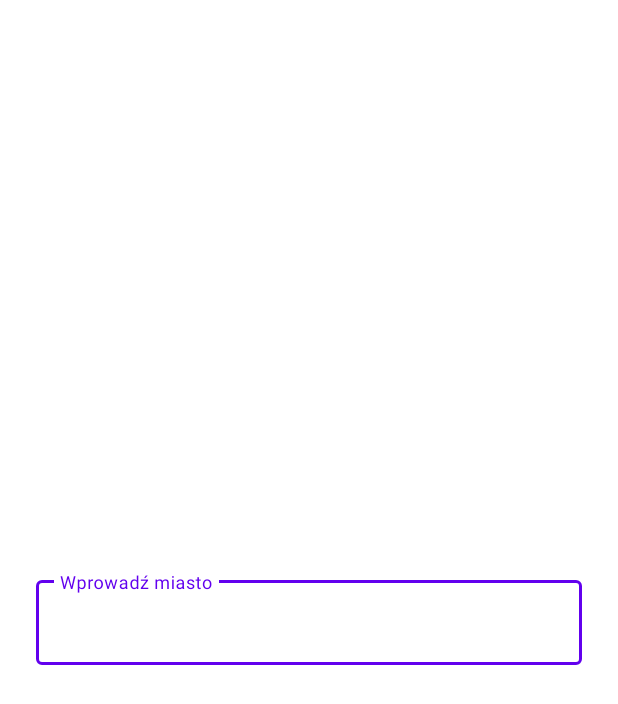
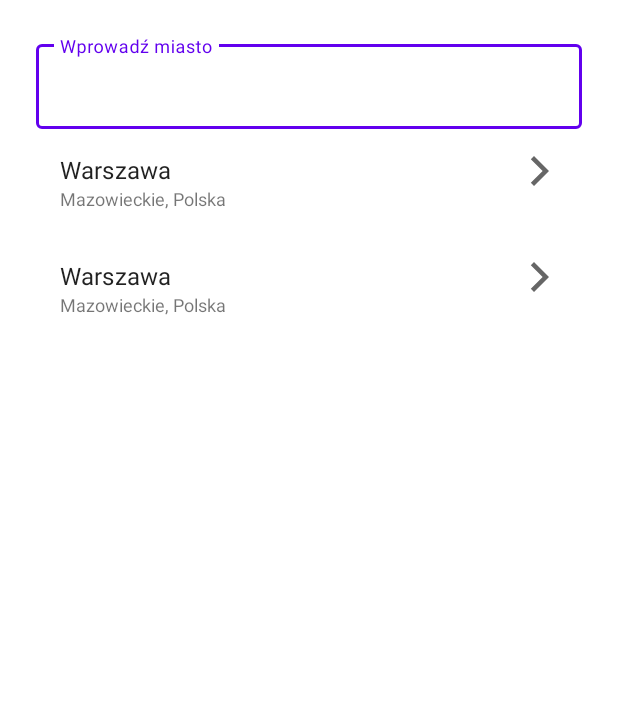
Before and after one commit to gregrdm/AccuKipWeatherMe, an Android app: the layout main_fragment.xml on its own in the app's theme, with its tools: preview values and no code run, on a phone screen of 412 x 824 dp. Shown: the top 704 px of the screen. Run offline under Robolectric (Android 15) with nearby library versions, the phone set to English and light mode, and no system bars.

Commit message:
Changed searchCities in AccuWeatherService.kt to Observable stream, Added RecyclerView components, Added util for Model binding.

```diff
--- a/app/src/main/java/com/gregrdm/accukipweatherme/api/AccuWeatherService.kt
+++ b/app/src/main/java/com/gregrdm/accukipweatherme/api/AccuWeatherService.kt
@@ -1,17 +1,17 @@
 package com.gregrdm.accukipweatherme.api
 
 import com.gregrdm.accukipweatherme.api.model.City
-import retrofit2.Call
+import io.reactivex.rxjava3.core.Observable
 import retrofit2.http.GET
 import retrofit2.http.Query
 
 interface AcuWeatherService {
 
     @GET("locations/v1/cities/search")
-    fun searchCities(@Query(QUERY_API_KEY) key: String = API_KEY, @Query(QUERY_INPUT) query: String?, @Query(QUERY_OFFSET) offset: Int): Call<List<City?>?>?
+    fun searchCities(@Query(QUERY_API_KEY) key: String = API_KEY, @Query(QUERY_INPUT) query: String?, @Query(QUERY_OFFSET) offset: Int): Observable<List<City>>
 
     companion object {
-        private const val API_KEY = "33dTNkeAwbvCFTaXzRmz8VP3F5rYBKkp"
+        private const val API_KEY = "yLjl6EXPAhO8uRV4tQdTDl6i3cyuYr5o" //"33dTNkeAwbvCFTaXzRmz8VP3F5rYBKkp"
         private const val QUERY_API_KEY = "apikey"
         private const val QUERY_INPUT = "q"
         private const val QUERY_OFFSET = "offset"
--- a/app/src/main/java/com/gregrdm/accukipweatherme/api/ServiceBuilder.kt
+++ b/app/src/main/java/com/gregrdm/accukipweatherme/api/ServiceBuilder.kt
@@ -2,6 +2,7 @@ package com.gregrdm.accukipweatherme.api
 
 import okhttp3.OkHttpClient
 import retrofit2.Retrofit
+import retrofit2.adapter.rxjava3.RxJava3CallAdapterFactory
 import retrofit2.converter.gson.GsonConverterFactory
 import java.util.concurrent.TimeUnit
 
@@ -18,6 +19,7 @@ object ServiceBuilder {
     private val retrofitBuilder = Retrofit.Builder()
         .baseUrl(URL)
         .addConverterFactory(GsonConverterFactory.create())
+        .addCallAdapterFactory(RxJava3CallAdapterFactory.create())
         .client(okHttpClient)
 
     private val retrofit = retrofitBuilder.build()
--- a/app/src/main/java/com/gregrdm/accukipweatherme/api/model/TimeZone.kt
+++ b/app/src/main/java/com/gregrdm/accukipweatherme/api/model/TimeZone.kt
@@ -6,7 +6,7 @@ data class TimeZone(
     @SerializedName("Code")
     val code: String,
     @SerializedName("GmtOffset")
-    val gmtOffset: Int,
+    val gmtOffset: Float,
     @SerializedName("IsDaylightSaving")
     val isDaylightSaving: Boolean,
     @SerializedName("Name")
--- /dev/null
+++ b/app/src/main/res/drawable/ic_baseline_arrow_forward_ios_24.xml
@@ -0,0 +1,10 @@
+<vector xmlns:android="http://schemas.android.com/apk/res/android"
+    android:width="24dp"
+    android:height="24dp"
+    android:viewportWidth="24"
+    android:viewportHeight="24"
+    android:tint="?attr/colorControlNormal">
+  <path
+      android:fillColor="@android:color/white"
+      android:pathData="M5.88,4.12L13.76,12l-7.88,7.88L8,22l10,-10L8,2z"/>
+</vector>
--- /dev/null
+++ b/app/src/main/res/layout/list_weather_city_item.xml
@@ -0,0 +1,59 @@
+<?xml version="1.0" encoding="utf-8"?>
+<layout xmlns:android="http://schemas.android.com/apk/res/android"
+    xmlns:app="http://schemas.android.com/apk/res-auto"
+    xmlns:tools="http://schemas.android.com/tools">
+
+    <data>
+
+        <variable
+            name="cityName"
+            type="java.lang.String" />
+        <variable
+            name="cityDetails"
+            type="java.lang.String" />
+
+    </data>
+
+    <androidx.constraintlayout.widget.ConstraintLayout
+        android:layout_margin="16dp"
+        android:layout_width="match_parent"
+        android:layout_height="wrap_content">
+
+        <TextView
+            android:id="@+id/labelCityName"
+            android:layout_width="wrap_content"
+            android:layout_height="wrap_content"
+            android:ellipsize="end"
+            android:maxLines="2"
+            android:text="@{cityName}"
+            android:textAppearance="?attr/textAppearanceSubtitle1"
+            tools:text="Warszawa"
+            app:layout_constraintLeft_toLeftOf="parent"
+            app:layout_constraintTop_toTopOf="parent" />
+
+        <TextView
+            android:id="@+id/labelCityDetails"
+            android:layout_width="wrap_content"
+            android:layout_height="wrap_content"
+            android:ellipsize="end"
+            android:maxLines="2"
+            android:text="@{cityDetails}"
+            android:textSize="12sp"
+            tools:text="Mazowieckie, Polska"
+            app:layout_constraintLeft_toLeftOf="parent"
+            app:layout_constraintTop_toBottomOf="@id/labelCityName" />
+
+        <ImageView
+            android:id="@+id/imageArrowRight"
+            android:layout_width="wrap_content"
+            android:layout_height="wrap_content"
+            app:layout_constraintEnd_toEndOf="parent"
+            app:layout_constraintTop_toTopOf="parent"
+            app:layout_constraintLeft_toRightOf="@id/labelCityName"
+            app:srcCompat="@drawable/ic_baseline_arrow_forward_ios_24"
+            android:contentDescription="@string/content_description_arrow_pointed_right" />
+
+
+    </androidx.constraintlayout.widget.ConstraintLayout>
+
+</layout>
--- a/app/src/main/res/layout/main_fragment.xml
+++ b/app/src/main/res/layout/main_fragment.xml
@@ -1,22 +1,34 @@
 <?xml version="1.0" encoding="utf-8"?>
-<androidx.constraintlayout.widget.ConstraintLayout xmlns:android="http://schemas.android.com/apk/res/android"
+<layout xmlns:android="http://schemas.android.com/apk/res/android"
     xmlns:app="http://schemas.android.com/apk/res-auto"
-    xmlns:tools="http://schemas.android.com/tools"
+    xmlns:tools="http://schemas.android.com/tools">
+
+    <data>
+        <variable
+            name="adapter"
+            type="com.gregrdm.accukipweatherme.ui.main.adapter.CityListRecyclerViewAdapter" />
+        <variable
+            name="vm"
+            type="com.gregrdm.accukipweatherme.ui.main.MainViewModel" />
+    </data>
+
+    <androidx.constraintlayout.widget.ConstraintLayout
         android:id="@+id/main"
         android:layout_width="match_parent"
         android:layout_height="match_parent"
         tools:context=".ui.main.MainFragment">
 
-<!--    <AutoCompleteTextView-->
-<!--        android:id="@+id/autoCompleteTextView"-->
-<!--        android:layout_width="match_parent"-->
-<!--        android:layout_height="wrap_content"-->
-<!--        android:layout_margin="24dp"-->
-<!--        android:hint="@string/input_city"-->
-<!--        app:layout_constraintBottom_toBottomOf="parent"-->
-<!--        app:layout_constraintEnd_toEndOf="parent"-->
-<!--        app:layout_constraintStart_toStartOf="parent"-->
-<!--        app:layout_constraintTop_toTopOf="parent" />-->
+        <TextView
+            android:id="@+id/message"
+            android:layout_width="wrap_content"
+            android:layout_height="wrap_content"
+            android:layout_marginStart="32dp"
+            android:layout_marginTop="24dp"
+            android:layout_marginBottom="24dp"
+            android:text="@string/infoMessage"
+            app:layout_constraintBottom_toTopOf="@+id/inputCityName"
+            app:layout_constraintStart_toStartOf="parent"
+            app:layout_constraintTop_toTopOf="parent" />
 
         <com.google.android.material.textfield.TextInputLayout
             android:id="@+id/inputCityName"
@@ -25,7 +37,8 @@
             android:layout_height="wrap_content"
             android:layout_margin="24dp"
             android:hint="@string/input_city"
-        app:layout_constraintBottom_toBottomOf="parent"
+            app:endIconMode="clear_text"
+            app:layout_constraintTop_toBottomOf="@id/message"
             app:layout_constraintEnd_toEndOf="parent"
             app:layout_constraintStart_toStartOf="parent"
             app:layout_constraintTop_toTopOf="parent">
@@ -36,4 +49,20 @@
 
         </com.google.android.material.textfield.TextInputLayout>
 
+        <androidx.recyclerview.widget.RecyclerView
+            android:id="@+id/languagesRecyclerView"
+            android:layout_width="0dp"
+            android:layout_height="0dp"
+            android:visibility="visible"
+            app:adapter="@{adapter}"
+            app:layoutManager="androidx.recyclerview.widget.LinearLayoutManager"
+            app:layout_constraintBottom_toBottomOf="parent"
+            app:layout_constraintEnd_toEndOf="@id/inputCityName"
+            app:layout_constraintStart_toStartOf="@id/inputCityName"
+            app:layout_constraintTop_toBottomOf="@id/inputCityName"
+            tools:itemCount="2"
+            tools:listitem="@layout/list_weather_city_item"
+            tools:visibility="visible" />
+
     </androidx.constraintlayout.widget.ConstraintLayout>
+</layout>
--- /dev/null
+++ b/app/src/main/res/values-night/strings.xml
@@ -0,0 +1,3 @@
+<?xml version="1.0" encoding="utf-8"?>
+<resources>
+</resources>
--- a/app/src/main/res/values/strings.xml
+++ b/app/src/main/res/values/strings.xml
@@ -1,4 +1,10 @@
 <resources>
     <string name="app_name">AccuKipWeatherMe</string>
     <string name="input_city">Wprowadź miasto</string>
+
+
+    <!--  IMAGE DESCRIPTIONS  -->
+    <string name="content_description_arrow_pointed_right">Arrow right</string>
+    <string name="infoMessage">Użyj poniższego pola aby wyszukać miasto</string>
+    <!-- /IMAGE DESCRIPTIONS   -->
 </resources>
```
Also changed, not shown: app/build.gradle (+7 -0 lines), app/src/main/java/com/gregrdm/accukipweatherme/ui/main/MainFragment.kt (+46 -19 lines), app/src/main/java/com/gregrdm/accukipweatherme/ui/main/MainViewModel.kt (+54 -1 lines), app/src/main/java/com/gregrdm/accukipweatherme/ui/main/adapter/CityListRecyclerViewAdapter.kt (added, +48 -0 lines), app/src/main/java/com/gregrdm/accukipweatherme/ui/utils/WeatherAppUtils.kt (added, +11 -0 lines). Lines whose indentation alone changed are shown as unchanged.
